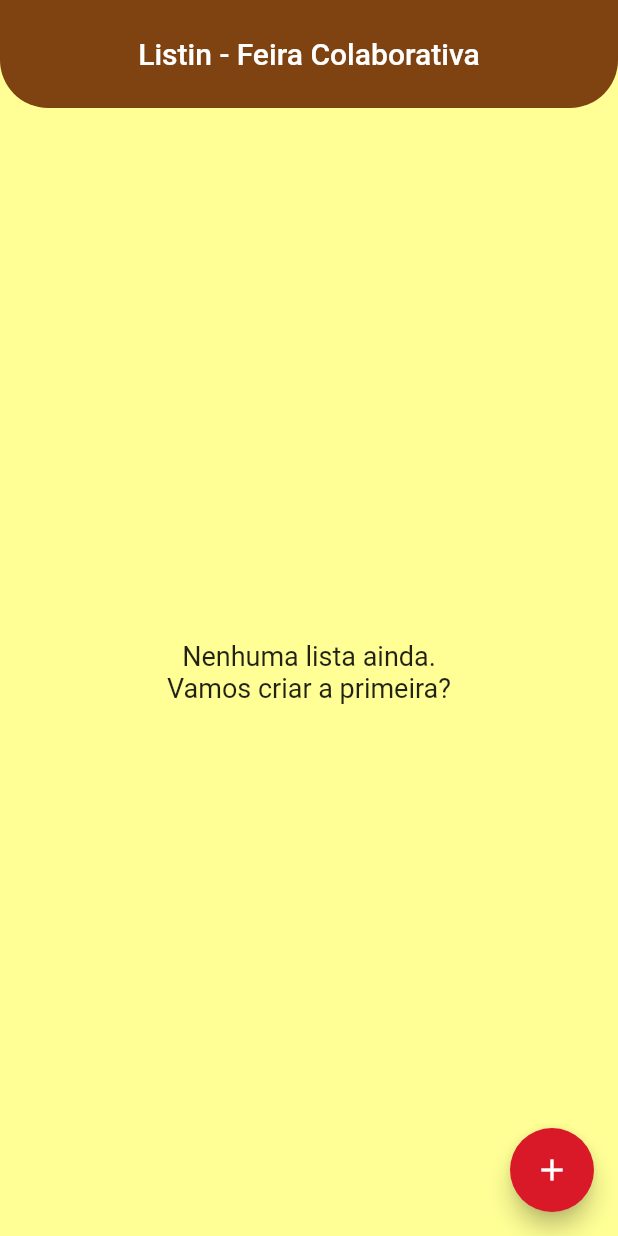
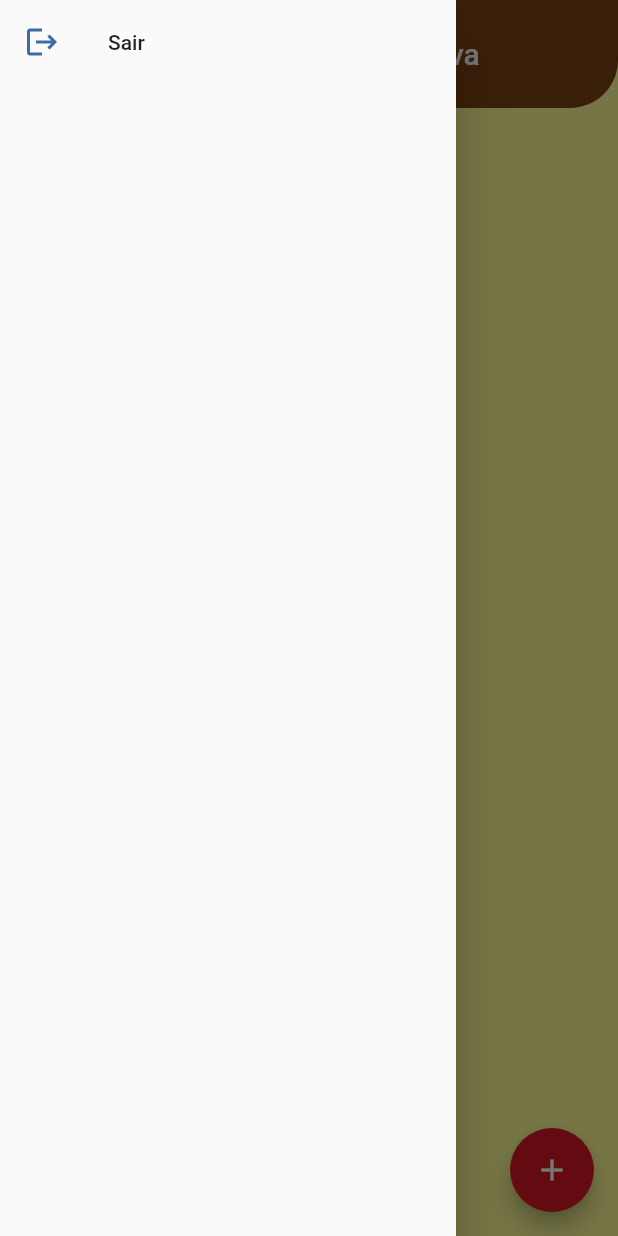
Before and after one commit to diegominelli/listin_flutter, a Flutter app: the screen it shows once a user with an empty profile is signed in, with the side drawer open (before the commit the screen has no drawer), on a phone screen of 412 x 824 dp. Run offline on Flutter 3.47's test engine with Material 3 defaults, Android fonts, the phone set to English and light mode, and no system bars; our stand-ins replace cloud_firestore, firebase_auth, firebase_core; accounts and stored records are empty; network calls fail.

```diff
--- a/lib/firestore/presentation/home_screen.dart
+++ b/lib/firestore/presentation/home_screen.dart
@@ -1,5 +1,6 @@
 import 'package:cloud_firestore/cloud_firestore.dart';
 import 'package:flutter/material.dart';
+import 'package:listin/authentication/services/auth_service.dart';
 import 'package:listin/firestore_produtos/presentation/produto_screen.dart';
 import 'package:uuid/uuid.dart';
 import '../models/listin.dart';
@@ -27,6 +28,19 @@ class _HomeScreenState extends State<HomeScreen> {
   @override
   Widget build(BuildContext context) {
     return Scaffold(
+      drawer: Drawer(
+        child: ListView(
+          children: [
+            ListTile(
+              leading: Icon(Icons.logout),
+              title: Text("Sair"),
+              onTap: () {
+                AuthService().deslogar();
+              },
+            ),
+          ],
+        ),
+      ),
       appBar: AppBar(title: const Text("Listin - Feira Colaborativa")),
       floatingActionButton: FloatingActionButton(
         onPressed: () {
```
Also changed, not shown: lib/authentication/services/auth_service.dart (+10 -0 lines).
